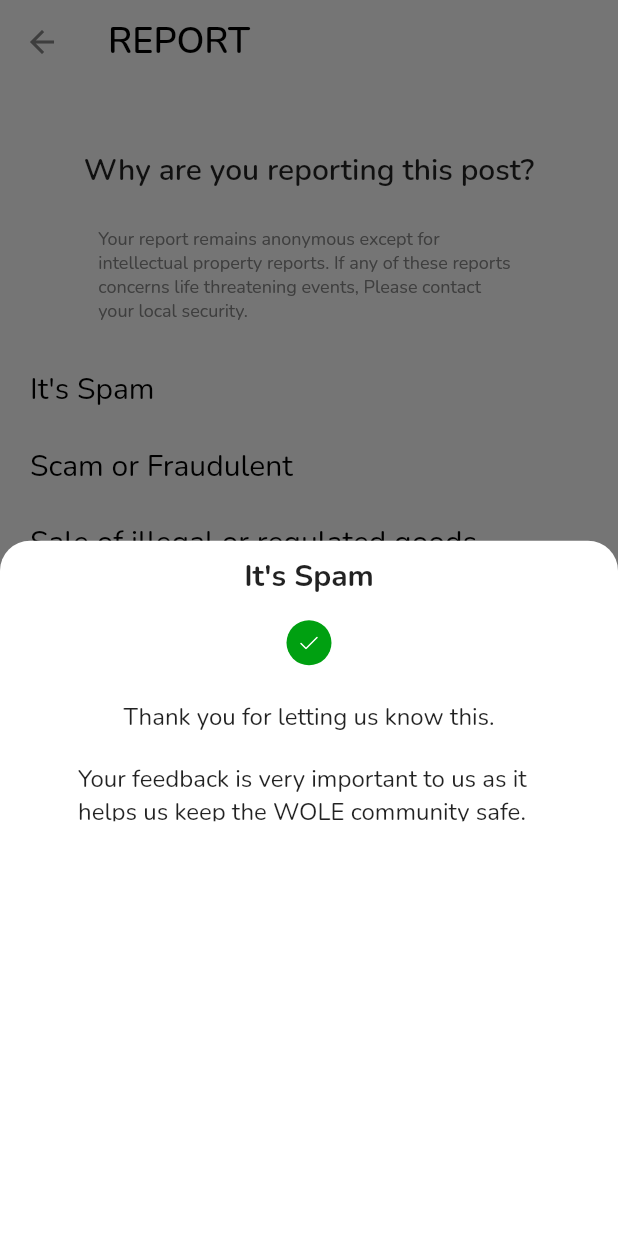
After one commit to BBoltzmann/trade_app, a Flutter app: the ReportsPage screen opened directly, after a tap on "It's Spam", on a phone screen of 412 x 824 dp. The commit adds this screen. Run offline on Flutter 3.47's test engine with Material 2 defaults, Android fonts, the phone set to English and light mode, and no system bars; our stand-ins replace another_flushbar, flutter_screenutil, flutter_secure_storage, flutter_spinkit, flutter_svg, get_it and 2 more; accounts and stored records are empty.

Commit message:
Report Screen

```diff
--- /dev/null
+++ b/lib/constants/strings.dart
@@ -0,0 +1,2 @@
+const String reportStatement = "Your feedback is very important to us as it helps us keep the WOLE community safe.";
+const String reportThanks = "Thank you for letting us know this.";
--- a/lib/helpers/utility.dart
+++ b/lib/helpers/utility.dart
@@ -1,9 +1,7 @@
-import 'dart:convert';
 import 'package:another_flushbar/flushbar.dart';
 import 'package:flutter/material.dart';
 import 'package:flutter_secure_storage/flutter_secure_storage.dart';
 import 'package:flutter_spinkit/flutter_spinkit.dart';
-import 'package:get_it/get_it.dart';
 import 'package:trade_app/helpers/locator.dart';
 import 'package:trade_app/screens/auth/login.dart';
 import 'package:trade_app/widgets/constants.dart';
--- a/lib/main.dart
+++ b/lib/main.dart
@@ -19,15 +19,15 @@ void main() async {
 }
 
 class MyApp extends StatelessWidget {
-  // This widget is the root of your application.
   @override
   Widget build(BuildContext context) {
     return ScreenUtilInit(
       designSize: Size(MediaQuery.of(context).size.width,
           MediaQuery.of(context).size.height),
       builder: () => MaterialApp(
-        // debugShowCheckedModeBanner: false,
+        debugShowCheckedModeBanner: false,
         initialRoute: LoginScreen.route,
+        // home: ReportsPage(),
         routes: {
           OnboardingScreen.route: (context) => OnboardingScreen(),
           LoginScreen.route: (context) => LoginScreen(),
@@ -40,32 +40,3 @@ class MyApp extends StatelessWidget {
     );
   }
 }
-
-// import 'package:flutter_screenutil/flutter_screenutil.dart';
-// import 'package:trade_app/utils%20/locator.dart';
-// import 'package:trade_app/utils%20/navigator.dart';
-// import 'package:trade_app/utils%20/router.dart';
-
-// void main() {
-//   WidgetsFlutterBinding.ensureInitialized();
-//   locatorSetup();
-
-//   runApp(
-//     // Material App providing MediaQuery as an ancestor.
-//     MaterialApp(
-//       debugShowCheckedModeBanner: false,
-//       home: TradeApp(),
-//     ),
-//   );
-// }
-
-// class TradeApp extends StatelessWidget {
-//   @override
-//   Widget build(BuildContext context) {
-//     return ScreenUtilInit(
-//       designSize: Size(MediaQuery.of(context).size.height,
-//           MediaQuery.of(context).size.height),
-//       builder: () => MaterialApp(
-//         navigatorKey: locator<NavigationService>().navigationKey,
-//         onGenerateRoute: generateRoute,
-//       ),
--- a/lib/models/select_status_model.dart
+++ b/lib/models/select_status_model.dart
@@ -13,7 +13,7 @@ class StatusModel {
     emoji = json['emoji'];
     emojiU = json['emojiU'];
     if (json['state'] != null) {
-      state = new List<State>();
+      state = [];
       json['state'].forEach((v) {
         state.add(new State.fromJson(v));
       });
@@ -46,7 +46,7 @@ class State {
     name = json['name'];
     countryId = json['country_id'];
     if (json['city'] != null) {
-      city = new List<City>();
+      city = [];
       json['city'].forEach((v) {
         city.add(new City.fromJson(v));
       });
--- a/lib/models/user.dart
+++ b/lib/models/user.dart
@@ -1,5 +1,3 @@
-import 'package:trade_app/helpers/custom_trace.dart';
-
 class User {
   String email,
       phone,
--- /dev/null
+++ b/lib/screens/reports/handler.dart
@@ -0,0 +1,28 @@
+import 'package:flutter/material.dart';
+import 'package:trade_app/screens/reports/report_wrapper.dart';
+import 'package:trade_app/widgets/reports_widget.dart';
+
+reportHandler(BuildContext context, String reportType) {
+  if (reportType.contains("Spam")) {
+    return reportWrapper(
+      context,
+      spamScam(reportType),
+    );
+  } else if (reportType.contains("Scam")) {
+    return reportWrapper(
+      context,
+      spamScam(reportType),
+    );
+  } else if (reportType.contains("Other")) {
+    return reportWrapper(
+      context,
+      submitReport(reportType,
+          hintText: "What do you want to report about this post?"),
+    );
+  } else {
+    reportWrapper(
+      context,
+      submitReport(reportType),
+    );
+  }
+}
--- /dev/null
+++ b/lib/screens/reports/report_homepage.dart
@@ -0,0 +1,104 @@
+import 'package:flutter/material.dart';
+import 'package:flutter_screenutil/flutter_screenutil.dart';
+import 'package:trade_app/screens/reports/handler.dart';
+import 'package:trade_app/utils/colors.dart';
+import 'package:trade_app/utils/margins.dart';
+import 'package:trade_app/widgets/text_widget.dart';
+
+class ReportsPage extends StatefulWidget {
+  const ReportsPage({Key key}) : super(key: key);
+
+  @override
+  _ReportsPageState createState() => _ReportsPageState();
+}
+
+class _ReportsPageState extends State<ReportsPage> {
+  @override
+  Widget build(BuildContext context) {
+    return Scaffold(
+      backgroundColor: Colors.white,
+      appBar: AppBar(
+        leading: Icon(
+          Icons.arrow_back,
+          color: back_arrow_grey,
+        ),
+        elevation: 0,
+        backgroundColor: Colors.white,
+        title: CustomText("REPORT",
+            fontSize: 24,
+            fontStyle: FontStyle.normal,
+            weight: FontWeight.w600,
+            textColor: black),
+      ),
+      body: Container(
+        child: Column(
+          children: [
+            Container(
+              height: 190.h,
+              width: double.infinity,
+              child: Column(
+                children: [
+                  verticalSpace(44),
+                  CustomText("Why are you reporting this post?",
+                      fontSize: 20,
+                      weight: FontWeight.w600,
+                      fontStyle: FontStyle.normal),
+                  // verticalSpace(24),
+                  Container(
+                    width: 291.w,
+                    padding: EdgeInsets.symmetric(
+                        horizontal: 5.w, vertical: height(24)),
+                    child: Center(
+                      child: CustomText(
+                        "Your report remains anonymous except for intellectual property reports. If any of these reports concerns life threatening events, Please contact your local security.",
+                        fontSize: 12,
+                        weight: FontWeight.w400,
+                        fontStyle: FontStyle.normal,
+                        textColor: back_arrow_grey,
+                      ),
+                    ),
+                  ),
+                ],
+              ),
+            ),
+            Container(
+              height: 480.h,
+              width: double.infinity,
+              child: ListView.builder(
+                itemCount: reports.length,
+                itemBuilder: (context, index) => InkWell(
+                  onTap: () {
+                    reportHandler(context, reports[index]);
+                  },
+                  child: Padding(
+                    padding: EdgeInsets.only(left: 20.w, bottom: 24.h),
+                    child: CustomText(
+                      reports[index],
+                      weight: FontWeight.w400,
+                      fontSize: 20,
+                      fontStyle: FontStyle.normal,
+                      textColor: black,
+                    ),
+                  ),
+                ),
+              ),
+            )
+          ],
+        ),
+      ),
+    );
+  }
+
+  List<String> reports = [
+    "It's Spam",
+    "Scam or Fraudulent",
+    "Sale of illegal or regulated goods",
+    "Hate speech or symbol",
+    "Intellectual property violation",
+    "Nudity or Sexual activity",
+    "False Information",
+    "Violence",
+    "Bullying or harassment",
+    "Other reports"
+  ];
+}
--- /dev/null
+++ b/lib/screens/reports/report_wrapper.dart
@@ -0,0 +1,20 @@
+import 'package:flutter/material.dart';
+import 'package:flutter_screenutil/flutter_screenutil.dart';
+
+reportWrapper(BuildContext context, Widget child) {
+  return showModalBottomSheet(
+    backgroundColor: Colors.transparent,
+    context: context,
+    builder: (context) => Container(
+        decoration: BoxDecoration(
+          color: Colors.white,
+          borderRadius: BorderRadius.only(
+            topLeft: Radius.circular(20.r),
+            topRight: Radius.circular(20.r),
+          ),
+        ),
+        height: 500.h,
+        width: double.infinity,
+        child: child),
+  );
+}
--- a/lib/utils/colors.dart
+++ b/lib/utils/colors.dart
@@ -3,3 +3,7 @@ import 'package:flutter/material.dart';
 const Color backgroundColor = Color.fromRGBO(242, 242, 242, 1);
 const Color paleBlue = Color(0xffEAECFD);
 const Color paleBlueDark = Color(0xff182CE4);
+const Color back_arrow_grey = Color(0xff888888);
+const Color black = Color(0xff000000);
+const Color green = Color(0xff00A011);
+const Color submitReportBlue = Color.fromRGBO(0, 98, 184, 1);
--- /dev/null
+++ b/lib/utils/text_style.dart
@@ -0,0 +1,17 @@
+import 'package:flutter/material.dart';
+import 'package:google_fonts/google_fonts.dart';
+import 'package:flutter_screenutil/flutter_screenutil.dart';
+
+TextStyle style(
+  {double fontSize = 12,
+  final FontWeight weight,
+  final FontStyle fontStyle,
+  final Color textColor,
+}) {
+  return GoogleFonts.nunito(
+    color: textColor,
+    fontSize: fontSize.h,
+    fontWeight: weight,
+    fontStyle: fontStyle,
+  );
+}
--- /dev/null
+++ b/lib/widgets/circle.dart
@@ -0,0 +1,18 @@
+import 'package:flutter/material.dart';
+import 'package:flutter_screenutil/flutter_screenutil.dart';
+import 'package:flutter_svg/flutter_svg.dart';
+import 'package:trade_app/utils/colors.dart';
+
+Widget circleVerify() {
+  return Container(
+    height: 30.h,
+    width: 30.h,
+    decoration:
+        BoxDecoration(borderRadius: BorderRadius.circular(30.r), color: green),
+    child: SvgPicture.asset(
+      "assets/images/verify.svg",
+      color: Colors.white,
+      fit: BoxFit.scaleDown,
+    ),
+  );
+}
--- /dev/null
+++ b/lib/widgets/reports_widget.dart
@@ -0,0 +1,87 @@
+import 'package:flutter/material.dart';
+import 'package:trade_app/constants/strings.dart';
+import 'package:trade_app/utils/margins.dart';
+import 'package:trade_app/widgets/circle.dart';
+import 'package:trade_app/widgets/text_widget.dart';
+import 'package:flutter_screenutil/flutter_screenutil.dart';
+import 'package:trade_app/utils/colors.dart';
+import 'package:trade_app/utils/text_style.dart';
+import 'package:trade_app/widgets/button_widget.dart';
+
+
+Widget spamScam(String reportType) {
+  return Column(
+    mainAxisAlignment: MainAxisAlignment.start,
+    children: [
+      verticalSpace(10),
+      CustomText(
+        reportType,
+        fontSize: 20,
+        weight: FontWeight.w700,
+        fontStyle: FontStyle.normal,
+      ),
+      verticalSpace(16),
+      circleVerify(),
+      verticalSpace(24),
+      const CustomText(
+        reportThanks,
+        fontSize: 16,
+        weight: FontWeight.w400,
+        fontStyle: FontStyle.normal,
+      ),
+      verticalSpace(19),
+      Container(
+        width: 308.w,
+        height: 39.h,
+        child: const CustomText(
+          reportStatement,
+          fontSize: 16,
+          weight: FontWeight.w400,
+          fontStyle: FontStyle.normal,
+        ),
+      )
+    ],
+  );
+}
+
+Widget submitReport(String reportType,{String hintText = "Tell us about it?"}) {
+  return Column(
+    mainAxisAlignment: MainAxisAlignment.start,
+    children: [
+      verticalSpace(10),
+      CustomText(
+        reportType,
+        fontSize: 20,
+        weight: FontWeight.w700,
+        fontStyle: FontStyle.normal,
+      ),
+      verticalSpace(63),
+      Container(
+        padding: EdgeInsets.symmetric(horizontal: 38.w),
+        height: 118.h,
+        width: double.infinity,
+        child: TextFormField(
+          maxLines: 10,
+          decoration: InputDecoration(
+            enabledBorder:
+                OutlineInputBorder(borderRadius: BorderRadius.circular(10.r), borderSide: BorderSide(color: back_arrow_grey)),
+            focusedBorder:
+                OutlineInputBorder(borderRadius: BorderRadius.circular(10.r), borderSide: BorderSide(color: back_arrow_grey)),
+            hintText: hintText,
+            hintStyle: style(
+              weight: FontWeight.w400,
+              fontStyle: FontStyle.normal,
+              textColor: back_arrow_grey,
+            ),
+          ),
+        ),
+      ),
+      verticalSpace(71.5),
+      ButtonWidget(
+        padding: 30,
+        title: "Submit Report",
+        bgColor: submitReportBlue,
+      )
+    ],
+  );
+}
--- /dev/null
+++ b/lib/widgets/text_widget.dart
@@ -0,0 +1,25 @@
+import 'package:flutter/material.dart';
+import 'package:trade_app/utils/text_style.dart';
+
+class CustomText extends StatelessWidget {
+  final String text;
+  final double fontSize;
+  final FontWeight weight;
+  final FontStyle fontStyle;
+  final Color textColor;
+  const CustomText(this.text,
+      {this.fontSize, this.weight, this.fontStyle, this.textColor});
+
+  @override
+  Widget build(BuildContext context) {
+    return Text(
+      text,
+      style: style(
+        fontSize: fontSize,
+        weight: weight,
+        fontStyle: fontStyle,
+        textColor: textColor,
+      ),
+    );
+  }
+}
--- a/pubspec.yaml
+++ b/pubspec.yaml
@@ -53,8 +53,8 @@ dependencies:
   dio: ^4.0.0
   # extra icons
   font_awesome_flutter: ^9.1.0
-  # bottom_bar
-  persistent_bottom_nav_bar: ^4.0.2
+  # Fonts
+  google_fonts: ^2.1.0
 
 dev_dependencies:
   flutter_test:
```
Also changed, not shown: lib/utils/margins.dart (+13 -17 lines), lib/widgets/button_widget.dart (+7 -5 lines), assets/images/verify.svg (added), pubspec.lock.
